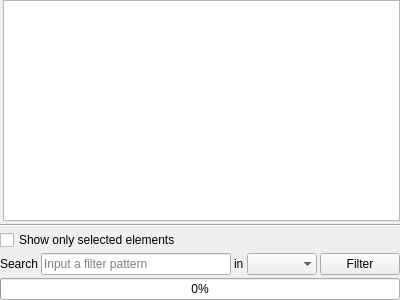
Before: the Qt Designer form plugins/view/spreadsheet/SpreadViewTableWidget.ui in jalamao/tulip-1, drawn with Qt 5.
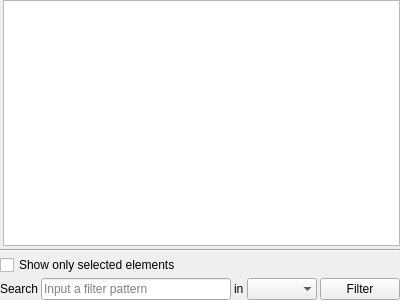
After: the same form once the commit is applied. Custom widgets are drawn as their Qt base class.

Diff of the .ui file:
```diff
--- a/plugins/view/spreadsheet/SpreadViewTableWidget.ui
+++ b/plugins/view/spreadsheet/SpreadViewTableWidget.ui
@@ -77,6 +77,12 @@
      </item>
      <item row="1" column="1">
       <widget class="QLineEdit" name="filterPatternLineEdit">
+       <property name="sizePolicy">
+        <sizepolicy hsizetype="Expanding" vsizetype="Fixed">
+         <horstretch>2</horstretch>
+         <verstretch>0</verstretch>
+        </sizepolicy>
+       </property>
        <property name="placeholderText">
         <string>Input a filter pattern</string>
        </property>
@@ -96,13 +102,6 @@
        </property>
       </widget>
      </item>
-     <item row="2" column="0" colspan="5">
-      <widget class="QProgressBar" name="filterProgressBar">
-       <property name="value">
-        <number>0</number>
-       </property>
-      </widget>
-     </item>
      <item row="1" column="2">
       <widget class="QLabel" name="label_2">
        <property name="text">
@@ -113,11 +112,14 @@
      <item row="1" column="3">
       <widget class="QComboBox" name="comboBox">
        <property name="sizePolicy">
-        <sizepolicy hsizetype="Preferred" vsizetype="Preferred">
+        <sizepolicy hsizetype="Expanding" vsizetype="Preferred">
          <horstretch>0</horstretch>
          <verstretch>0</verstretch>
         </sizepolicy>
        </property>
+       <property name="sizeAdjustPolicy">
+        <enum>QComboBox::AdjustToContents</enum>
+       </property>
        <property name="frame">
         <bool>false</bool>
        </property>
@@ -139,6 +141,11 @@
    <header>TulipTableWidgetColumnSelectionWidget.h</header>
    <container>1</container>
   </customwidget>
+  <customwidget>
+   <class>VisibleSectionsModel</class>
+   <extends>QComboBox</extends>
+   <header>VisibleSectionsModel.h</header>
+  </customwidget>
  </customwidgets>
  <resources/>
  <connections/>
```
Left out of the diff: 2 changed lines with no effect on the pictures.
